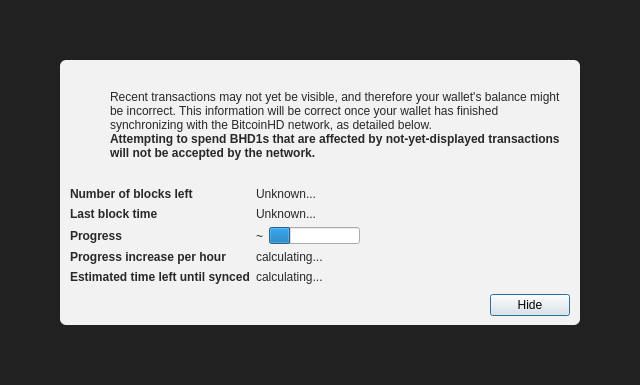
This is src/qt/forms/modaloverlay.ui in bhdone/btchd as Qt 5 draws it before an edit. The edited form follows.
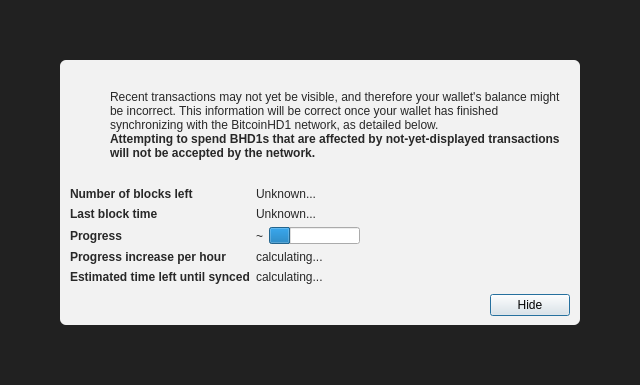
This is the edited form. Icons and pictures are not drawn. Custom widgets are drawn as their Qt base class.

Commit message: BitcoinHD to BitcoinHD1.

```diff
--- a/src/qt/forms/modaloverlay.ui
+++ b/src/qt/forms/modaloverlay.ui
@@ -130,7 +130,7 @@
              <item>
               <widget class="QLabel" name="infoText">
                <property name="text">
-                <string>Recent transactions may not yet be visible, and therefore your wallet's balance might be incorrect. This information will be correct once your wallet has finished synchronizing with the BitcoinHD network, as detailed below.</string>
+                <string>Recent transactions may not yet be visible, and therefore your wallet's balance might be incorrect. This information will be correct once your wallet has finished synchronizing with the BitcoinHD1 network, as detailed below.</string>
                </property>
                <property name="textFormat">
                 <enum>Qt::RichText</enum>
```
The commit also changes 152 other files.
